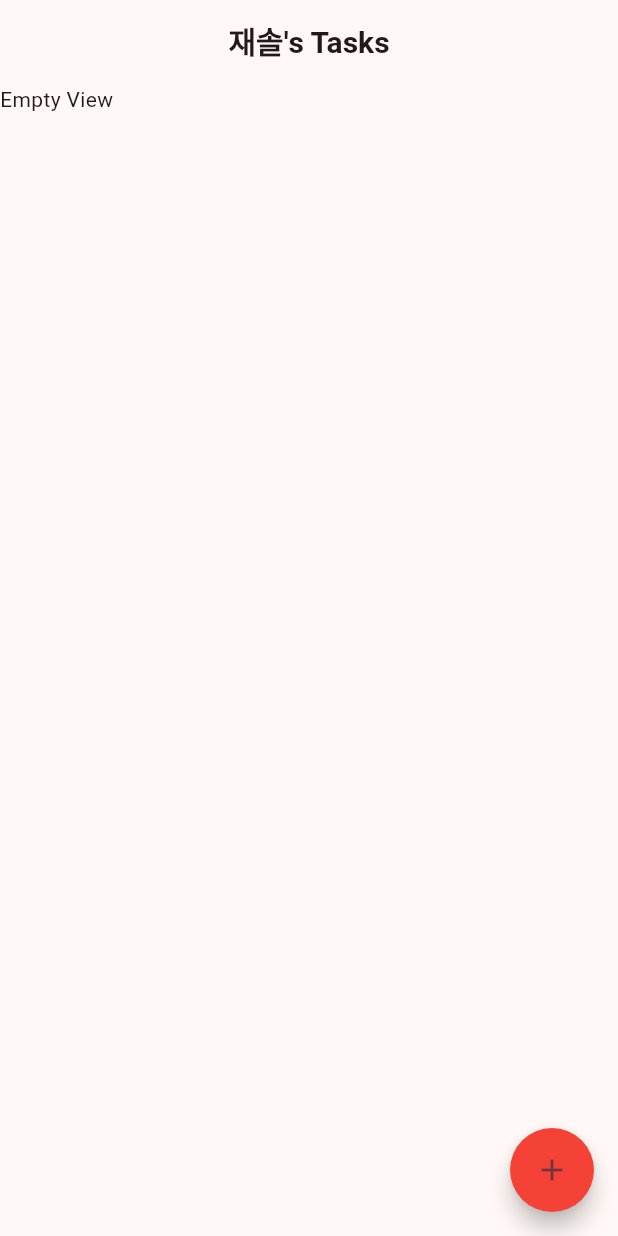
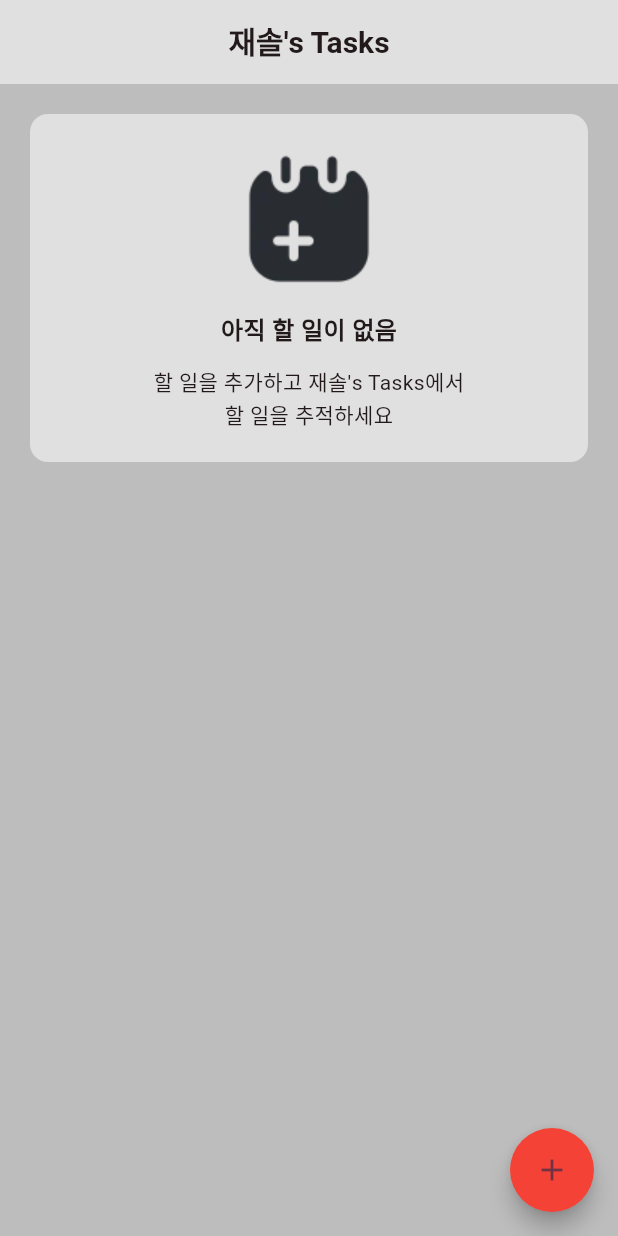
Before and after one commit to jaesol0105/flutter_tasks, a Flutter app: the screen it shows after launch, on a phone screen of 412 x 824 dp. Run offline on Flutter 3.47's test engine with Material 3 defaults, Android fonts, the phone set to English and light mode, and no system bars.

Commit message:
feat:empty_view layout

```diff
--- a/lib/pages/home/home_page.dart
+++ b/lib/pages/home/home_page.dart
@@ -5,26 +5,27 @@ import 'package:tasks/pages/home/widgets/to_do_list_view.dart';
 
 class HomePage extends StatelessWidget {
   final textController = TextEditingController();
+  final title = "재솔's Tasks";
   List<ToDoEntity> todoList = [];
 
   @override
   Widget build(BuildContext context) {
     return Scaffold(
+      backgroundColor: Colors.grey.shade400,
       appBar: AppBar(
         title: Text(
-          "재솔's Tasks",
+          title,
           style: TextStyle(fontSize: 20, fontWeight: FontWeight.bold),
         ),
-        centerTitle: true,
       ),
-      body: todoList.isEmpty ? EmptyView() : ToDoListView(),
+      body: todoList.isEmpty ? EmptyView(title) : ToDoListView(),
       floatingActionButton: FloatingActionButton(
         onPressed: () {
           // 추가
         },
         backgroundColor: Colors.red,
         shape: const CircleBorder(),
-        child: const Icon(Icons.add),
+        child: const Icon(Icons.add, size: 24),
       ),
     );
   }
--- a/lib/pages/home/widgets/empty_view.dart
+++ b/lib/pages/home/widgets/empty_view.dart
@@ -1,10 +1,45 @@
 import 'package:flutter/material.dart';
 
 class EmptyView extends StatelessWidget {
+  final String? title;
+
+  EmptyView(this.title);
+
   @override
   Widget build(BuildContext context) {
-    return Text("Empty View");
+    return Container(
+      width: double.infinity,
+      margin: EdgeInsets.all(20),
+      padding: EdgeInsets.all(20),
+      decoration: BoxDecoration(
+        color: Colors.grey.shade300,
+        borderRadius: BorderRadius.circular(12),
+      ),
+      child: Column(
+        mainAxisSize: MainAxisSize.min,
+        children: [
+          Image.asset(
+            'assets/add_to_do.webp',
+            width: 100,
+            height: 100,
+            fit: BoxFit.cover,
+          ),
+          SizedBox(height: 12),
+          Text(
+            '아직 할 일이 없음',
+            style: TextStyle(fontSize: 16, fontWeight: FontWeight.bold),
+          ),
+          SizedBox(height: 12),
+          Text(
+            '할 일을 추가하고 $title에서\n할 일을 추적하세요',
+            textAlign: TextAlign.center,
+            style: const TextStyle(
+              fontSize: 14,
+              height: 1.5, // 줄간격
+            ),
+          ),
+        ],
+      ),
+    );
   }
-
-  // Implementation of EmptyView
 }
--- a/lib/pages/home/widgets/to_do_list_view.dart
+++ b/lib/pages/home/widgets/to_do_list_view.dart
@@ -5,6 +5,4 @@ class ToDoListView extends StatelessWidget {
   Widget build(BuildContext context) {
     return Text("To-Do List View");
   }
-
-  // Implementation of ToDoListView
 }
--- a/lib/theme.dart
+++ b/lib/theme.dart
@@ -4,6 +4,10 @@ final lightTheme = ThemeData(
   colorScheme: ColorScheme.fromSeed(
     seedColor: Colors.pinkAccent,
     brightness: Brightness.light,
+  ),
+  appBarTheme: AppBarTheme(
+    backgroundColor: Colors.grey.shade300,
+    centerTitle: true,
   ),
 );
 final darkTheme = ThemeData(
--- a/pubspec.yaml
+++ b/pubspec.yaml
@@ -58,8 +58,8 @@ flutter:
   uses-material-design: true
 
   # To add assets to your application, add an assets section, like this:
-  # assets:
-  #   - images/a_dot_burr.jpeg
+  assets:
+    - assets/
   #   - images/a_dot_ham.jpeg
 
   # An image asset can refer to one or more resolution-specific "variants", see
```
Also changed, not shown: assets/add_to_do.webp (added).
